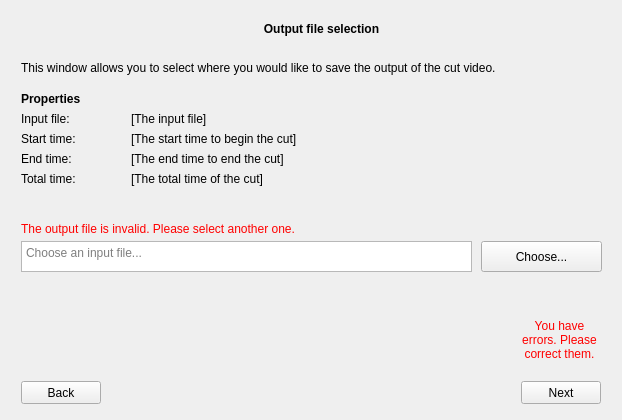
Before: the Qt Designer form ffmpeg-ui/outputchoicewindow.ui in heig-vd-ihm2017/ffmpeg-ui, drawn with Qt 5.
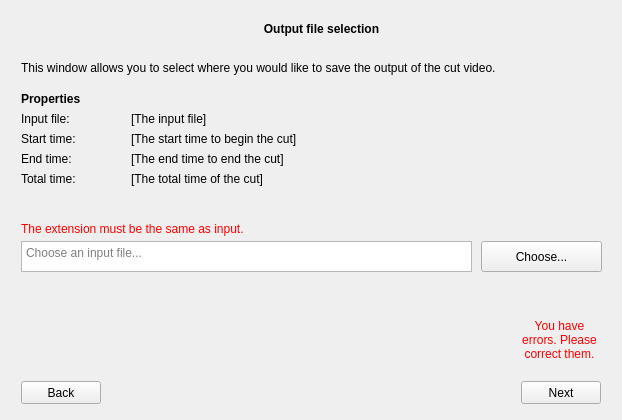
After: the same form once the commit is applied.

Commit message: Check ext

```diff
--- a/ffmpeg-ui/outputchoicewindow.ui
+++ b/ffmpeg-ui/outputchoicewindow.ui
@@ -110,7 +110,7 @@
          </rect>
         </property>
         <property name="text">
-         <string>&lt;html&gt;&lt;head/&gt;&lt;body&gt;&lt;p&gt;&lt;span style=&quot; color:#ff0000;&quot;&gt;The output file is invalid. Please select another one.&lt;/span&gt;&lt;/p&gt;&lt;/body&gt;&lt;/html&gt;</string>
+         <string>&lt;html&gt;&lt;head/&gt;&lt;body&gt;&lt;p&gt;&lt;span style=&quot; color:#ff0000;&quot;&gt;The extension must be the same as input.&lt;/span&gt;&lt;/p&gt;&lt;/body&gt;&lt;/html&gt;</string>
         </property>
        </widget>
        <widget class="QLabel" name="tooltip">
```
The commit also changes 1 other file.
